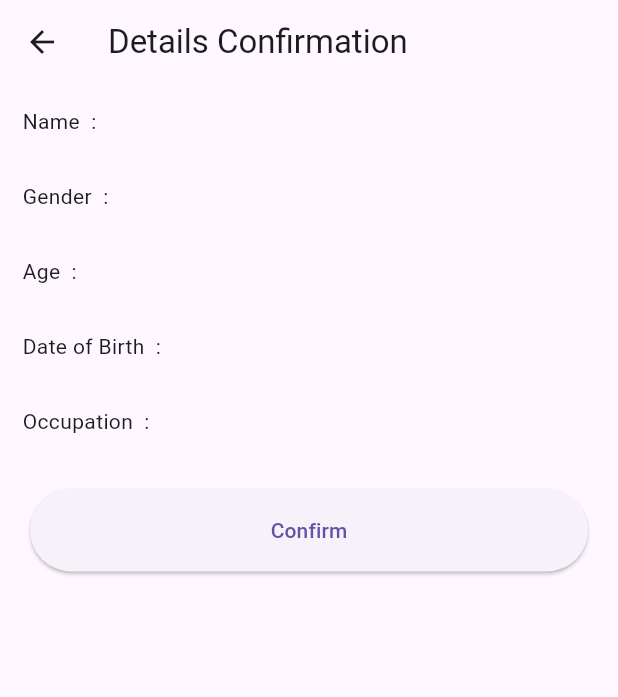
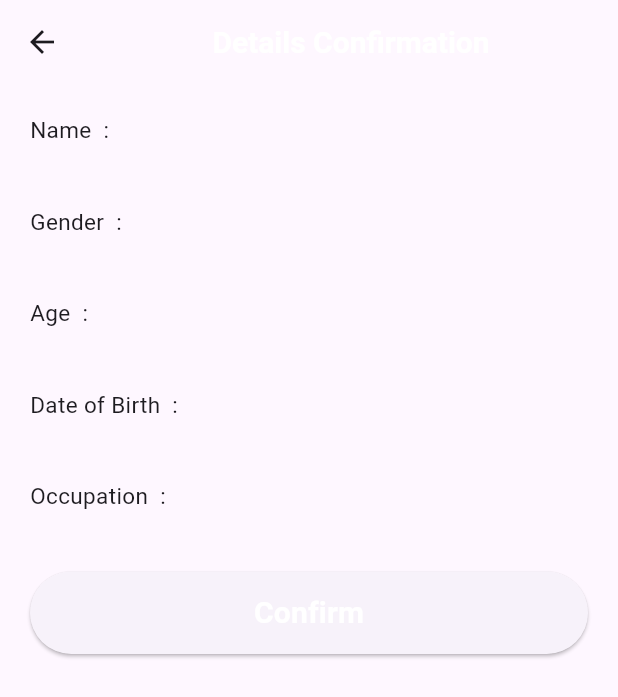
Before and after one commit to farihahadaina/detailsdb, a Flutter app: the UpdateScreen screen opened by its route, after a tap on "Update", on a phone screen of 412 x 824 dp. Shown: the top 697 px of the screen. Run offline on Flutter 3.47's test engine with Material 3 defaults, Android fonts, the phone set to English and light mode, and no system bars; our stand-ins replace firebase_core, firebase_database; accounts and stored records are empty.

Commit message:
Completed styling and comments

```diff
--- a/detailsdb3/lib/main.dart
+++ b/detailsdb3/lib/main.dart
@@ -1,3 +1,7 @@
+/*
+  Developers: Aneesa (2016174), Maryam (2110256), Fariha Hadaina (2114478)
+*/
+
 import 'package:detailsdb/updatescreen.dart';
 import 'package:flutter/material.dart';
 import 'routes.dart';
@@ -25,7 +29,7 @@ class MyApp extends StatelessWidget {
         title: 'Flutter Form Widget',
         debugShowCheckedModeBanner: false,
         theme: ThemeData(
-          primarySwatch: Colors.indigo,
+          primarySwatch: Colors.blue,
         ),
         initialRoute: Routes.homeScreen,
         routes: {
--- a/detailsdb3/lib/routes.dart
+++ b/detailsdb3/lib/routes.dart
@@ -1,3 +1,7 @@
+/*
+  Developers: Nadirah (2027832), Aneesa (2016174), Maryam (2110256)
+*/
+
 class Routes {
   static const homeScreen = '/homescreen';
   static const firstScreen = '/inputscreen';
--- a/detailsdb3/lib/second_screen.dart
+++ b/detailsdb3/lib/second_screen.dart
@@ -1,3 +1,7 @@
+/*
+  Developers: Nadirah (2027832), Fariha Hadaina (2114478)
+*/
+
 import 'package:detailsdb/homescreen.dart';
 import 'package:flutter/material.dart';
 import 'user.dart';
@@ -15,35 +19,53 @@ class _SecondScreenState extends State<SecondScreen> {
     User user = ModalRoute.of(context)!.settings.arguments as User;
     return Scaffold(
       appBar: AppBar(
-        title: const Text('Details Confirmation'),
+        title: const Row(
+          mainAxisAlignment: MainAxisAlignment.center,
+          children: [
+            Text(
+              "Details Confirmation",
+              style: TextStyle(
+                color: Colors.white,
+                fontSize: 20,
+                fontWeight: FontWeight.bold,
+              ),
+            ),
+          ],
+        ),
       ),
       body: Center(
         child: Column(
           children: [
             Container(
-              margin: const EdgeInsets.all(15),
               alignment: Alignment.centerLeft,
-              child: Text('Name  : ${user.name}'),
+              margin: const EdgeInsets.all(20),
+              child: Text(
+                'Name  : ${user.name}',
+                style: const TextStyle(fontSize: 15)),
             ),
             Container(
               alignment: Alignment.centerLeft,
-              margin: const EdgeInsets.all(15),
-              child: Text('Gender  : ${user.gender}'),
+              margin: const EdgeInsets.all(20),
+              child: Text('Gender  : ${user.gender}',
+              style: const TextStyle(fontSize: 15)),
             ),
             Container(
               alignment: Alignment.centerLeft,
-              margin: const EdgeInsets.all(15),
-              child: Text('Age  : ${user.age}'),
+              margin: const EdgeInsets.all(20),
+              child: Text('Age  : ${user.age}',
+              style: const TextStyle(fontSize: 15)),
             ),
             Container(
               alignment: Alignment.centerLeft,
-              margin: const EdgeInsets.all(15),
-              child: Text('Date of Birth  : ${user.dateOfBirth}'),
+              margin: const EdgeInsets.all(20),
+              child: Text('Date of Birth  : ${user.dateOfBirth}',
+              style: const TextStyle(fontSize: 15)),
             ),
             Container(
               alignment: Alignment.centerLeft,
-              margin: const EdgeInsets.all(15),
-              child: Text('Occupation  : ${user.occupation}'),
+              margin: const EdgeInsets.all(20),
+              child: Text('Occupation  : ${user.occupation}',
+              style: const TextStyle(fontSize: 15)),
             ),
             Container(
                 margin: const EdgeInsets.all(20),
@@ -53,7 +75,7 @@ class _SecondScreenState extends State<SecondScreen> {
                   onPressed: () {
                     ScaffoldMessenger.of(context).showSnackBar(
                       SnackBar(
-                        content: const Text('Information details updated'),
+                        content: const Text('Information details confirmed'),
                         duration: const Duration(seconds: 3),
                         backgroundColor: Theme.of(context).primaryColor,
                       ),
@@ -63,7 +85,13 @@ class _SecondScreenState extends State<SecondScreen> {
                         MaterialPageRoute(
                             builder: (context) => const MyHomeScreen()));
                   },
-                  child: const Text('Confirm'),
+                  child: const Text(
+                    "Confirm",
+                    style: TextStyle(
+                        color: Colors.white,
+                        fontSize: 20,
+                        fontWeight: FontWeight.bold),
+                  ),
                 )),
           ],
         ),
--- a/detailsdb3/lib/updatescreen.dart
+++ b/detailsdb3/lib/updatescreen.dart
@@ -1,3 +1,7 @@
+/*
+  Developers: Maryam (2110256), Fariha Hadaina (2114478)
+*/
+
 import 'package:firebase_database/firebase_database.dart';
 import 'package:flutter/material.dart';
 import 'user.dart';
@@ -78,6 +82,10 @@ class _MyUpdateScreenState extends State<UpdateScreen> {
           TextFormField(
             controller: nameController,
             decoration: const InputDecoration(
+              hintText: "e.g. Ali Ahmad",
+              hintStyle: TextStyle(
+                fontSize: 15,
+              ),
               border: OutlineInputBorder(),
               labelText: "Enter Name",
             ),
@@ -102,13 +110,16 @@ class _MyUpdateScreenState extends State<UpdateScreen> {
           TextFormField(
             controller: ageController,
             decoration: const InputDecoration(
+              hintText: "e.g. 20",
+              hintStyle: TextStyle(
+                fontSize: 15,
+              ),
               border: OutlineInputBorder(),
               labelText: "Enter Age",
             ),
           ),
           const SizedBox(
-            height: 15,
-            width: 20,
+            height: 20,
           ),
           TextFormField(
             controller: dobController,
@@ -122,17 +133,21 @@ class _MyUpdateScreenState extends State<UpdateScreen> {
             ),
           ),
           const SizedBox(
-            height: 15,
+            height: 20,
           ),
           TextFormField(
             controller: occupationController,
             decoration: const InputDecoration(
+              hintText: "e.g. Teacher, Engineer, etc",
+              hintStyle: TextStyle(
+                fontSize: 15,
+              ),
               border: OutlineInputBorder(),
               labelText: "Enter Occupation",
             ),
           ),
           const SizedBox(
-            height: 20,
+            height: 30,
           ),
           Center(
               child: SizedBox(
--- a/detailsdb3/lib/user.dart
+++ b/detailsdb3/lib/user.dart
@@ -1,3 +1,7 @@
+/*
+  Developers: Aneesa (2016174), Maryam (2110256), Fariha Hadaina (2114478)
+*/
+
 class User {
   final String name;
   final String gender;
```
Also changed, not shown: detailsdb3/lib/homescreen.dart (+6 -2 lines), detailsdb3/lib/inputscreen.dart (+24 -20 lines).
